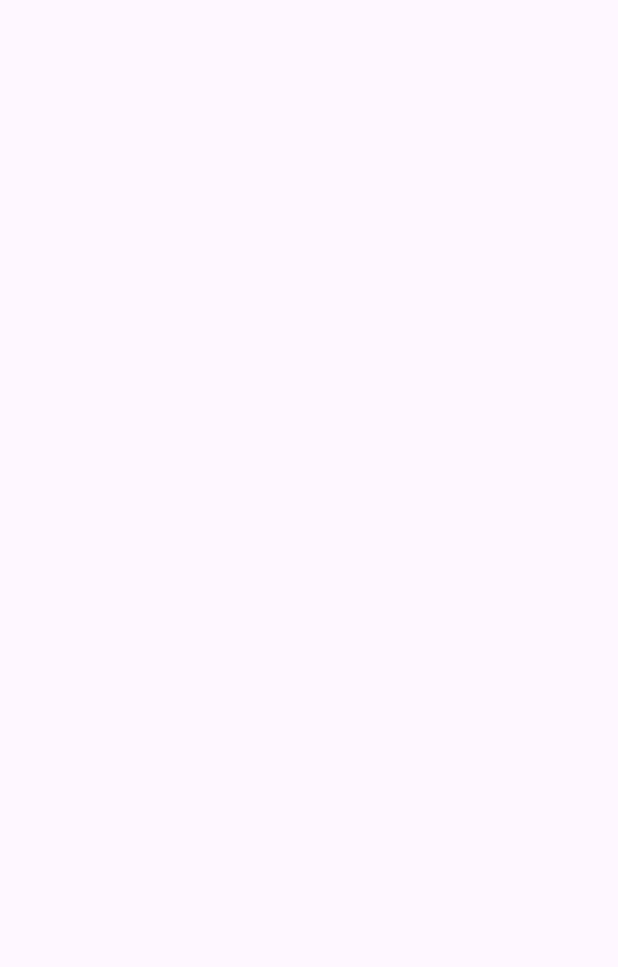
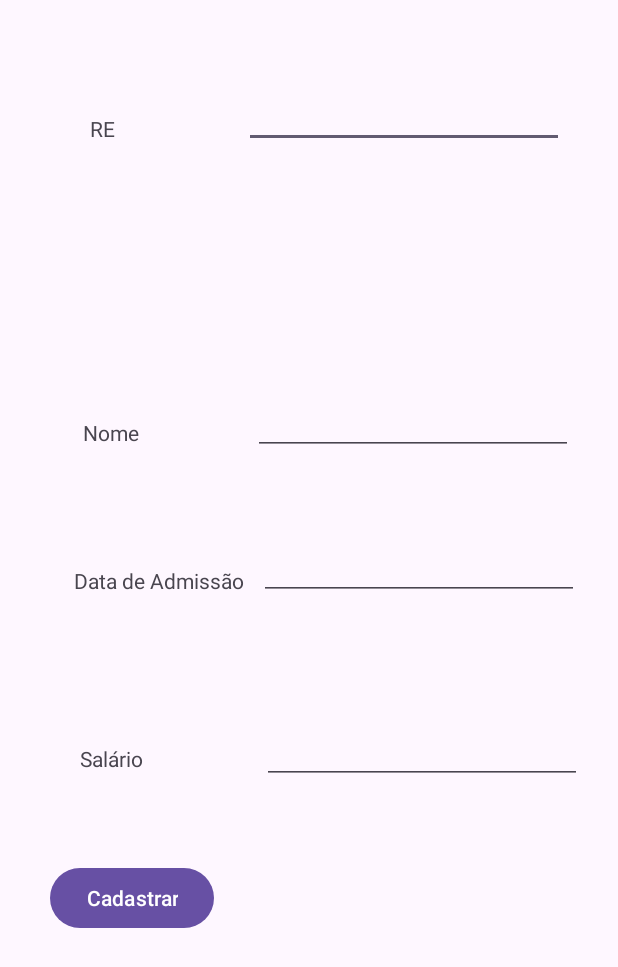
Before and after one commit to eanassu/FMU2024_12aN, an Android app: the DatabaseActivity screen opened directly, with no data from a screen before it, on a phone screen of 412 x 824 dp. Before the commit the part shown is empty. Shown: the top 967 px of the screen. Run offline under Robolectric (Android 15) with nearby library versions, the phone set to English and light mode, and no system bars.

Commit message:
Aula 15/4

```diff
--- a/app/src/main/java/br/fmu/aula2an/DatabaseActivity.java
+++ b/app/src/main/java/br/fmu/aula2an/DatabaseActivity.java
@@ -3,18 +3,52 @@ package br.fmu.aula2an;
 import androidx.appcompat.app.AppCompatActivity;
 
 import android.os.Bundle;
+import android.view.View;
+import android.widget.EditText;
 
+import java.text.ParseException;
+import java.text.SimpleDateFormat;
 import java.util.Date;
 
 public class DatabaseActivity extends AppCompatActivity {
+
+    private EditText editTextRe;
+    private EditText editTextNome;
+    private EditText editTextDataAdmissao;
+    private EditText editTextSalario;
 
     @Override
     protected void onCreate(Bundle savedInstanceState) {
         super.onCreate(savedInstanceState);
         setContentView(R.layout.activity_database);
+        editTextRe = findViewById(R.id.editTextRe);
+        editTextNome = findViewById(R.id.editTextNome);
+        editTextDataAdmissao = findViewById(R.id.editTextDataAdmissao);
+        editTextSalario = findViewById(R.id.editTextSalario);
+    }
+
+    private void limpar() {
+        editTextRe.getText().clear();
+        editTextNome.getText().clear();
+        editTextDataAdmissao.getText().clear();
+        editTextSalario.getText().clear();
+    }
+
+    public void cadastrar(View view ) {
         AppDatabase db = AppDatabase.getInstance(this);
         FuncionarioDao dao = db.funcionarioDao();
-        Funcionario f = new Funcionario(1, "teste1", new Date(), 1000);
+        int re = Integer.parseInt(editTextRe.getText().toString());
+        String nome = editTextNome.getText().toString();
+        SimpleDateFormat dateFormat = new SimpleDateFormat("dd/MM/yyyy");
+        Date dataAdmissao;
+        try {
+            dataAdmissao = dateFormat.parse(editTextDataAdmissao.getText().toString());
+        } catch( ParseException r ) {
+            dataAdmissao = new Date();
+        }
+        double salario = Double.parseDouble(editTextSalario.getText().toString());
+        Funcionario f = new Funcionario(re, nome, dataAdmissao, salario);
         dao.insert(f);
+        limpar();
     }
 }
--- a/app/src/main/res/layout/activity_database.xml
+++ b/app/src/main/res/layout/activity_database.xml
@@ -6,4 +6,98 @@
     android:layout_height="match_parent"
     tools:context=".DatabaseActivity">
 
+    <EditText
+        android:id="@+id/editTextRe"
+        android:layout_width="wrap_content"
+        android:layout_height="wrap_content"
+        android:layout_marginTop="53dp"
+        android:layout_marginEnd="36dp"
+        android:ems="10"
+        android:inputType="number"
+        app:layout_constraintEnd_toEndOf="parent"
+        app:layout_constraintTop_toTopOf="parent" />
+
+    <EditText
+        android:id="@+id/editTextNome"
+        android:layout_width="wrap_content"
+        android:layout_height="wrap_content"
+        android:layout_marginEnd="30dp"
+        android:layout_marginBottom="51dp"
+        android:ems="10"
+        android:inputType="text"
+        app:layout_constraintBottom_toTopOf="@+id/editTextDataAdmissao"
+        app:layout_constraintEnd_toEndOf="parent" />
+
+    <EditText
+        android:id="@+id/editTextDataAdmissao"
+        android:layout_width="wrap_content"
+        android:layout_height="wrap_content"
+        android:layout_marginEnd="26dp"
+        android:layout_marginBottom="77dp"
+        android:ems="10"
+        android:inputType="date"
+        app:layout_constraintBottom_toTopOf="@+id/editTextSalario"
+        app:layout_constraintEnd_toEndOf="parent" />
+
+    <EditText
+        android:id="@+id/editTextSalario"
+        android:layout_width="wrap_content"
+        android:layout_height="wrap_content"
+        android:layout_marginEnd="24dp"
+        android:layout_marginBottom="52dp"
+        android:ems="10"
+        android:inputType="numberDecimal"
+        app:layout_constraintBottom_toTopOf="@+id/button3"
+        app:layout_constraintEnd_toEndOf="parent" />
+
+    <Button
+        android:id="@+id/button3"
+        android:layout_width="wrap_content"
+        android:layout_height="wrap_content"
+        android:layout_marginStart="33dp"
+        android:layout_marginBottom="201dp"
+        android:onClick="cadastrar"
+        android:text="@string/txt_cadastrar"
+        app:layout_constraintBottom_toBottomOf="parent"
+        app:layout_constraintStart_toStartOf="parent" />
+
+    <TextView
+        android:id="@+id/textView2"
+        android:layout_width="wrap_content"
+        android:layout_height="wrap_content"
+        android:layout_marginStart="60dp"
+        android:layout_marginTop="76dp"
+        android:text="@string/txt_re"
+        app:layout_constraintStart_toStartOf="parent"
+        app:layout_constraintTop_toTopOf="parent" />
+
+    <TextView
+        android:id="@+id/textView3"
+        android:layout_width="wrap_content"
+        android:layout_height="wrap_content"
+        android:layout_marginStart="55dp"
+        android:layout_marginBottom="5dp"
+        android:text="@string/txt_nome"
+        app:layout_constraintBottom_toBottomOf="@+id/editTextNome"
+        app:layout_constraintStart_toStartOf="parent" />
+
+    <TextView
+        android:id="@+id/textView5"
+        android:layout_width="wrap_content"
+        android:layout_height="wrap_content"
+        android:layout_marginStart="49dp"
+        android:layout_marginBottom="3dp"
+        android:text="@string/txt_dataadmissao"
+        app:layout_constraintBottom_toBottomOf="@+id/editTextDataAdmissao"
+        app:layout_constraintStart_toStartOf="parent" />
+
+    <TextView
+        android:id="@+id/textView7"
+        android:layout_width="wrap_content"
+        android:layout_height="wrap_content"
+        android:layout_marginStart="53dp"
+        android:layout_marginBottom="59dp"
+        android:text="@string/txt_salario"
+        app:layout_constraintBottom_toTopOf="@+id/button3"
+        app:layout_constraintStart_toStartOf="parent" />
 </androidx.constraintlayout.widget.ConstraintLayout>
--- a/app/src/main/res/layout/activity_main.xml
+++ b/app/src/main/res/layout/activity_main.xml
@@ -23,7 +23,7 @@
         android:layout_height="wrap_content"
         android:layout_marginTop="40dp"
         android:onClick="abrirDatabase"
-        android:text="Button"
+        android:text="@string/txt_database"
         app:layout_constraintEnd_toEndOf="@+id/button"
         app:layout_constraintStart_toStartOf="@+id/button"
         app:layout_constraintTop_toBottomOf="@+id/button" />
--- a/app/src/main/res/values/strings.xml
+++ b/app/src/main/res/values/strings.xml
@@ -1,6 +1,12 @@
 <resources>
-    <string name="app_name">Aula2aN</string>
+    <string name="app_name" translatable="false">Aula2aN</string>
     <string name="txt_gorjeta">Gorjeta</string>
     <string name="txt_valor">Valor</string>
     <string name="txt_total">Total</string>
+    <string name="txt_database">Database</string>
+    <string name="txt_re">RE</string>
+    <string name="txt_nome">Nome</string>
+    <string name="txt_dataadmissao">Data de Admissão</string>
+    <string name="txt_salario">Salário</string>
+    <string name="txt_cadastrar">Cadastrar</string>
 </resources>
```
